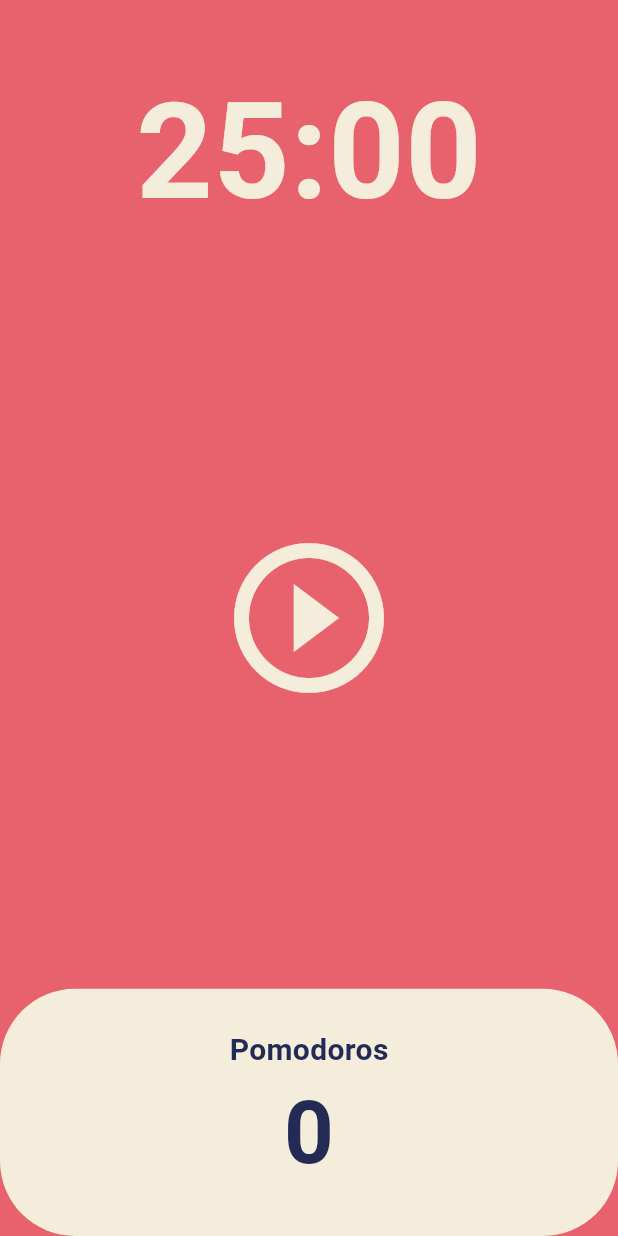
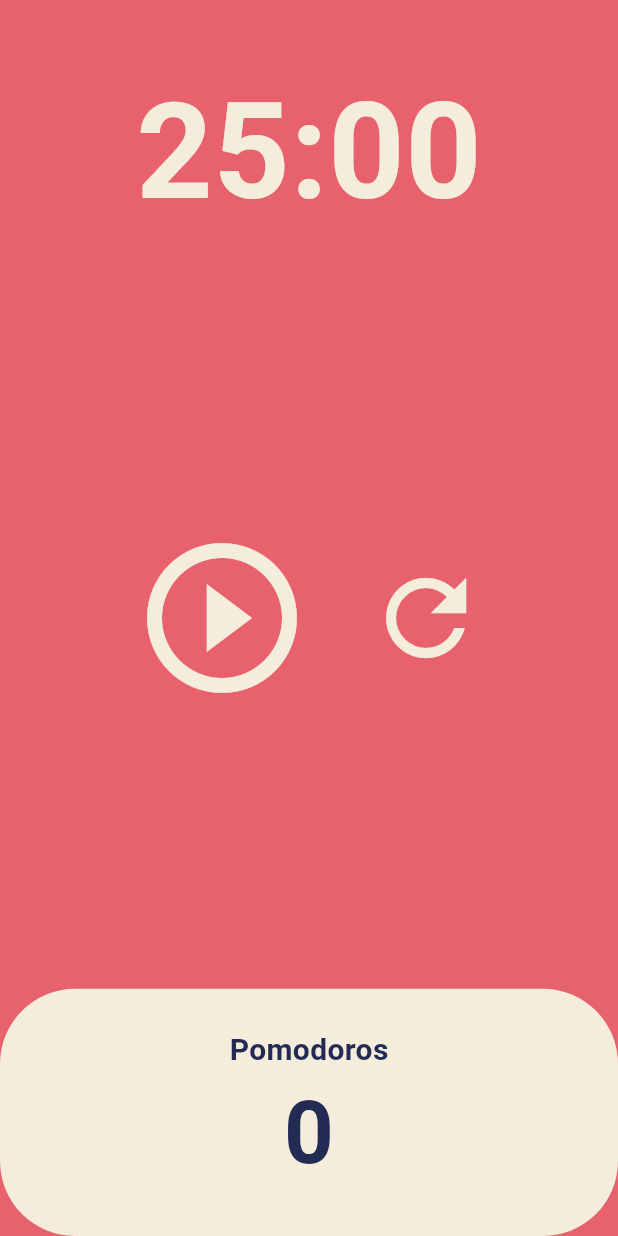
Before and after one commit to Bryson-Joseph/lectures., a Flutter app: the screen it shows after launch, on a phone screen of 412 x 824 dp. Run offline on Flutter 3.47's test engine with Material 3 defaults, Android fonts, the phone set to English and light mode, and no system bars.

Commit message:
code challenge reset button.

```diff
--- a/toonflix/lib/screens/home_screen.dart
+++ b/toonflix/lib/screens/home_screen.dart
@@ -1,7 +1,6 @@
 import 'dart:async';
 import 'package:flutter/material.dart';
 
-// Stateful widget for the home screen, allowing dynamic UI updates.
 class HomeScreen extends StatefulWidget {
   const HomeScreen({super.key});
 
@@ -13,14 +12,11 @@ class _HomeScreenState extends State<HomeScreen> {
   static const twentyFiveMinutes = 1500;
   int totalSeconds = twentyFiveMinutes;
 
-  // Flag to track whether the timer is running.
   bool isRunning = false;
   int totalPomodoros = 0;
 
-  // Timer object to handle the countdown.
   late Timer timer;
 
-  // Called every second to decrease the time by 1.
   void onTick(Timer timer) {
     if (totalSeconds == 0) {
       setState(() {
@@ -36,7 +32,6 @@ class _HomeScreenState extends State<HomeScreen> {
     }
   }
 
-  // Starts the timer and updates the running state.
   void onStartPressed() {
     timer = Timer.periodic(
       const Duration(seconds: 1),
@@ -47,11 +42,21 @@ class _HomeScreenState extends State<HomeScreen> {
     });
   }
 
-  // Pauses the timer and updates the running state.
   void onPausePressed() {
-    timer.cancel(); // Stop the timer.
+    timer.cancel();
     setState(() {
       isRunning = false;
+    });
+  }
+
+  // Method to reset the timer
+  void onResetPressed() {
+    if (isRunning) {
+      timer.cancel();
+    }
+    setState(() {
+      isRunning = false;
+      totalSeconds = twentyFiveMinutes; // Reset the time
     });
   }
 
@@ -63,8 +68,7 @@ class _HomeScreenState extends State<HomeScreen> {
   @override
   Widget build(BuildContext context) {
     return Scaffold(
-      backgroundColor:
-          Theme.of(context).colorScheme.surface, // Background color.
+      backgroundColor: Theme.of(context).colorScheme.surface,
       body: Column(
         children: [
           Flexible(
@@ -84,13 +88,25 @@ class _HomeScreenState extends State<HomeScreen> {
           Flexible(
             flex: 3,
             child: Center(
-              child: IconButton(
+              child: Row(
+                mainAxisAlignment: MainAxisAlignment.center,
+                children: [
+                  IconButton(
                     iconSize: 120,
                     color: Theme.of(context).cardColor,
                     onPressed: isRunning ? onPausePressed : onStartPressed,
                     icon: Icon(isRunning
                         ? Icons.pause_circle_outline
                         : Icons.play_circle_outline),
+                  ),
+                  const SizedBox(width: 20), // Spacer between buttons
+                  IconButton(
+                    iconSize: 80, // Smaller reset button
+                    color: Theme.of(context).cardColor,
+                    onPressed: onResetPressed,
+                    icon: const Icon(Icons.refresh), // Reset icon
+                  ),
+                ],
               ),
             ),
           ),
@@ -105,13 +121,12 @@ class _HomeScreenState extends State<HomeScreen> {
                       borderRadius: BorderRadius.circular(50),
                     ),
                     child: Column(
-                      mainAxisAlignment:
-                          MainAxisAlignment.center, // Center contents.
+                      mainAxisAlignment: MainAxisAlignment.center,
                       children: [
                         Text(
                           'Pomodoros',
                           style: TextStyle(
-                            fontSize: 20, //
+                            fontSize: 20,
                             fontWeight: FontWeight.w600,
                             color:
                                 Theme.of(context).textTheme.displayLarge!.color,
@@ -122,10 +137,8 @@ class _HomeScreenState extends State<HomeScreen> {
                           style: TextStyle(
                             fontSize: 58,
                             fontWeight: FontWeight.w600,
-                            color: Theme.of(context)
-                                .textTheme
-                                .displayLarge!
-                                .color, // Text color.
+                            color:
+                                Theme.of(context).textTheme.displayLarge!.color,
                           ),
                         ),
                       ],
@@ -134,7 +147,7 @@ class _HomeScreenState extends State<HomeScreen> {
                 ),
               ],
             ),
-          )
+          ),
         ],
       ),
     );
```
Lines whose indentation alone changed are shown as unchanged.
